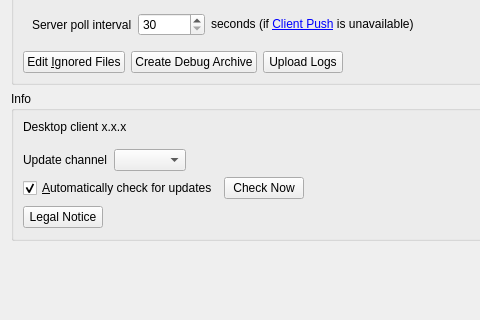
filesfm/Sync, file src/gui/generalsettings.ui: the form before one commit; both pictures show x 0 to 480 and y 302 to 622 of the 667 by 796 pixel window.
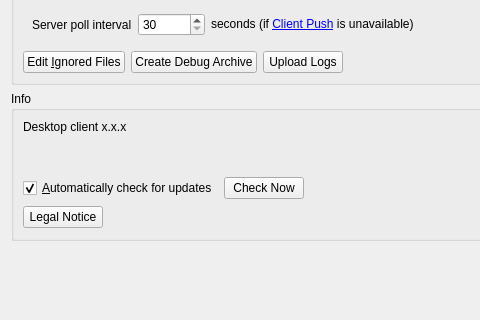
The form after the commit.

Commit message: feat(gui): remove update channel selector from settings

Patch:
```diff
--- a/src/gui/generalsettings.ui
+++ b/src/gui/generalsettings.ui
@@ -340,29 +340,6 @@
          </property>
          <item>
           <layout class="QHBoxLayout" name="updatesLayout_1">
-           <item>
-            <widget class="QLabel" name="updateChannelLabel">
-             <property name="sizePolicy">
-              <sizepolicy hsizetype="Maximum" vsizetype="Preferred">
-               <horstretch>0</horstretch>
-               <verstretch>0</verstretch>
-              </sizepolicy>
-             </property>
-             <property name="text">
-              <string>Update channel</string>
-             </property>
-            </widget>
-           </item>
-           <item>
-            <widget class="QComboBox" name="updateChannel">
-             <property name="sizePolicy">
-              <sizepolicy hsizetype="Maximum" vsizetype="Fixed">
-               <horstretch>0</horstretch>
-               <verstretch>0</verstretch>
-              </sizepolicy>
-             </property>
-            </widget>
-           </item>
            <item>
             <widget class="QLabel" name="updateStateLabel">
              <property name="text">
```
The commit also changes 3 other files.
